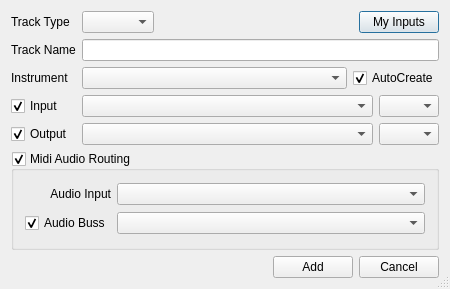
The window that oom/widgets/createtrackbase.ui (ccherrett/oom) describes before a commit, drawn with Qt 5.
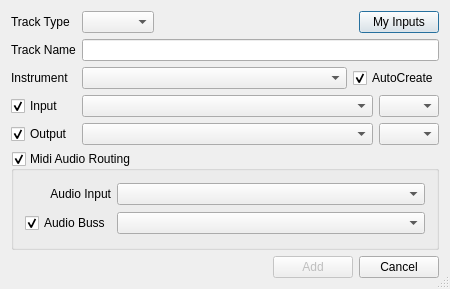
The same window after the commit.

Commit message: Default Add button off in add-track

```diff
--- a/oom/widgets/createtrackbase.ui
+++ b/oom/widgets/createtrackbase.ui
@@ -294,6 +294,9 @@
      </item>
      <item>
       <widget class="QPushButton" name="btnAdd">
+       <property name="enabled">
+        <bool>false</bool>
+       </property>
        <property name="text">
         <string>Add</string>
        </property>
```
